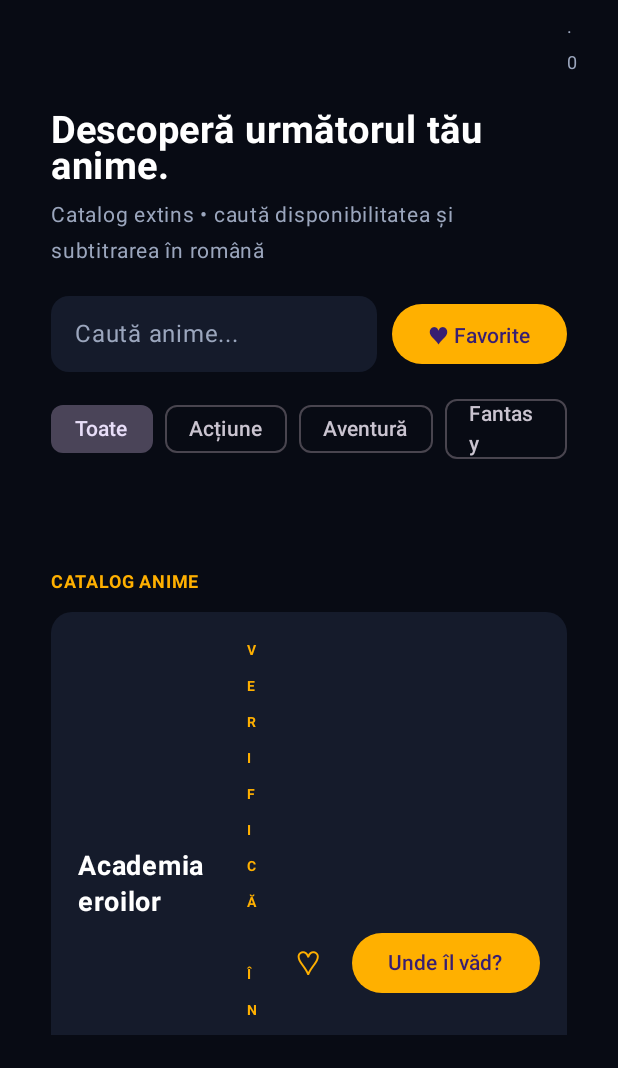
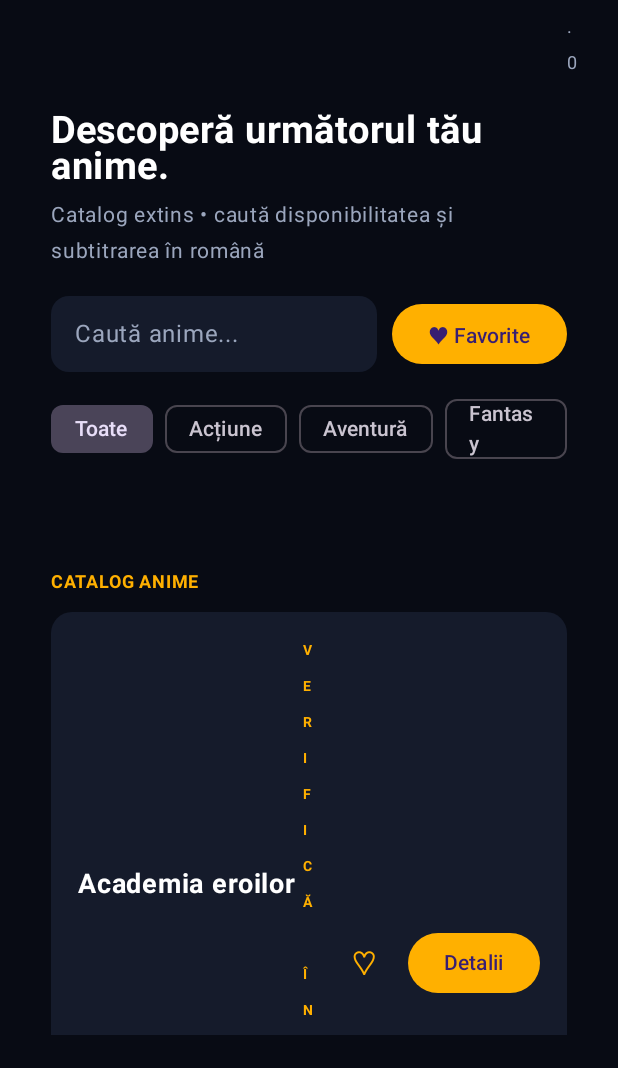
Before and after one commit to razvanbug27/AnimeRoTv, an Android app built with Jetpack Compose: the screen it shows after launch (MainActivity), on a phone screen of 412 x 824 dp, the part 168-1236 px from its top. Run offline under Robolectric (Android 15) with nearby library versions, the phone set to English and light mode, and no system bars.

Commit message:
Polish in-app detail navigation

```diff
--- a/app/src/main/java/ro/animero/tv/MainActivity.kt
+++ b/app/src/main/java/ro/animero/tv/MainActivity.kt
@@ -254,8 +254,6 @@ private fun AnimeDetailScreen(anime: AnimeItem, onBack: () -> Unit, onPlay: () -
         Modifier.fillMaxSize().background(bg).padding(horizontal = 42.dp, vertical = 30.dp),
         verticalArrangement = Arrangement.spacedBy(16.dp)
     ) {
-        Text("‹  ÎNAPOI LA CATALOG", color = accent, fontSize = 14.sp, fontWeight = FontWeight.Bold,
-            modifier = Modifier.focusable().onFocusChanged { })
         TextButton(onClick = onBack) { Text("Înapoi") }
         Text(anime.title, color = Color.White, fontSize = 32.sp, fontWeight = FontWeight.Black)
         Text("${anime.year}  •  ${anime.genres}", color = muted, fontSize = 15.sp)
@@ -316,7 +314,7 @@ private fun AnimeCard(item: AnimeItem, favorite: Boolean, onFavorite: () -> Unit
             }
             Spacer(Modifier.width(12.dp))
             TextButton(onClick = onFavorite) { Text(if (favorite) "♥" else "♡", color = accent, fontSize = 22.sp) }
-            Button(onClick = onSearch) { Text("Unde îl văd?") }
+            Button(onClick = onSearch) { Text("Detalii") }
         }
     }
 }
```
